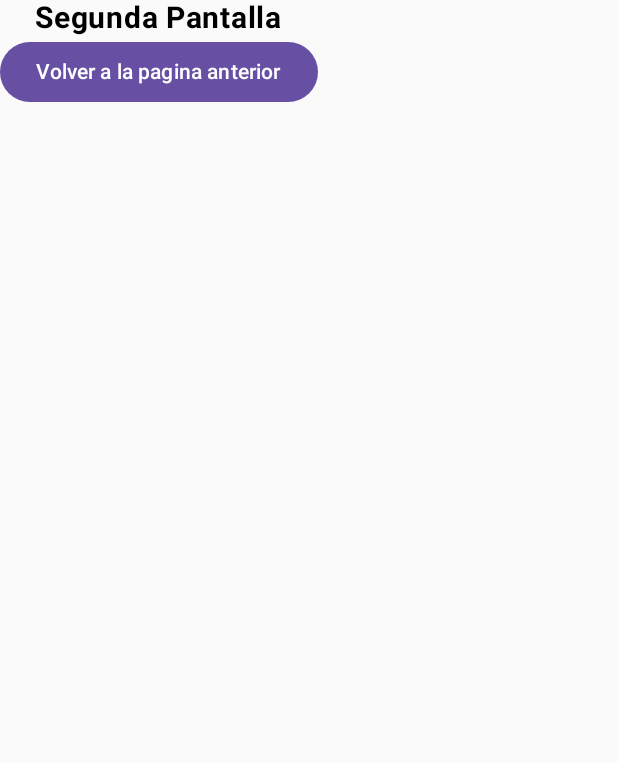
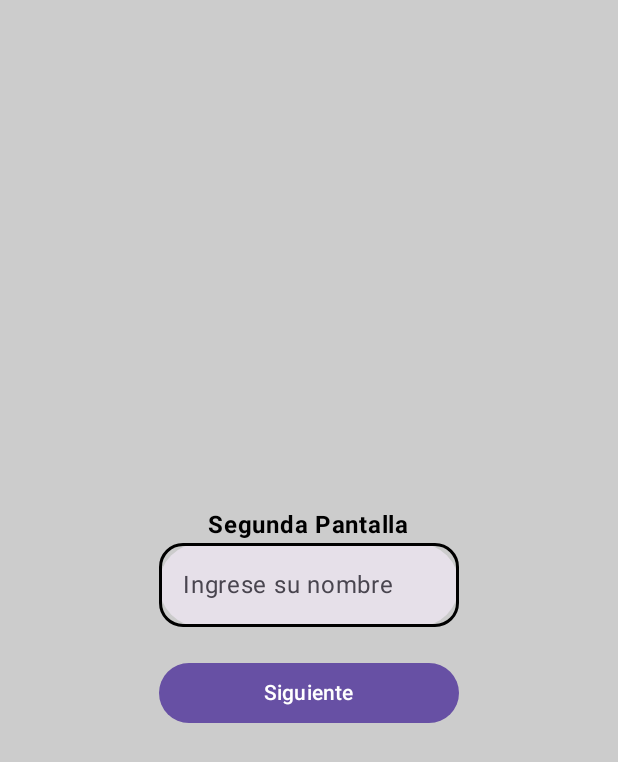
Before and after one commit to BrandoAp/learning-kotlin-multiplatform, an Android app built with Jetpack Compose: the screen it shows after launch (MainActivity), after a tap on "Pantalla 2", on a phone screen of 412 x 824 dp. Shown: the top 762 px of the screen. Run offline under Robolectric (Android 15) with nearby library versions, the phone set to English and light mode, and no system bars; our stand-ins replace Voyager.

```diff
--- /dev/null
+++ b/composeApp/src/commonMain/kotlin/org/example/app/ui/components/CustomButton.kt
@@ -0,0 +1,21 @@
+package org.example.app.ui.components
+
+import androidx.compose.material3.Button
+import androidx.compose.material3.Text
+import androidx.compose.runtime.Composable
+import androidx.compose.ui.Modifier
+
+@Composable
+fun CustomButton(
+    text: String,
+    onClick: () -> Unit,
+    modifier: Modifier,
+){
+    Button(
+        onClick = onClick,
+        modifier = modifier
+    ){
+        Text(text)
+    }
+
+}
--- /dev/null
+++ b/composeApp/src/commonMain/kotlin/org/example/app/ui/components/InputsComponents.kt
@@ -0,0 +1,27 @@
+package org.example.app.ui.components
+
+import androidx.compose.foundation.shape.RoundedCornerShape
+import androidx.compose.material3.Text
+import androidx.compose.material3.TextField
+import androidx.compose.runtime.Composable
+import androidx.compose.ui.Modifier
+import androidx.compose.ui.text.Placeholder
+
+@Composable
+fun InputText(
+    value: String,
+    onValueChange: (String) -> Unit,
+    label: String,
+    placeholder: String,
+    modifier: Modifier
+
+){
+    TextField(
+        value = value,
+        onValueChange = onValueChange,
+        label = { Text(label)},
+        placeholder = { Text(placeholder) },
+        modifier = modifier,
+        shape = RoundedCornerShape(50)
+    )
+}
--- a/composeApp/src/commonMain/kotlin/org/example/app/ui/screens/MainScreen.kt
+++ b/composeApp/src/commonMain/kotlin/org/example/app/ui/screens/MainScreen.kt
@@ -3,7 +3,7 @@ package org.example.app.ui.screens
 import androidx.compose.foundation.background
 import androidx.compose.foundation.layout.Arrangement
 import androidx.compose.foundation.layout.Column
-import androidx.compose.foundation.layout.fillMaxWidth
+import androidx.compose.foundation.layout.fillMaxSize
 import androidx.compose.material3.Button
 import androidx.compose.material3.Text
 import androidx.compose.runtime.Composable
@@ -23,7 +23,7 @@ class MainScreen: Screen {
         Column (
             modifier = Modifier
                 .background(Color.LightGray)
-                .fillMaxWidth(),
+                .fillMaxSize(),
             horizontalAlignment = Alignment.CenterHorizontally,
             verticalArrangement = Arrangement.Center
         ){
--- a/composeApp/src/commonMain/kotlin/org/example/app/ui/screens/SecondScreen.kt
+++ b/composeApp/src/commonMain/kotlin/org/example/app/ui/screens/SecondScreen.kt
@@ -1,34 +1,79 @@
 package org.example.app.ui.screens
 
+import androidx.compose.foundation.background
+import androidx.compose.foundation.border
 import androidx.compose.foundation.layout.Arrangement
 import androidx.compose.foundation.layout.Column
-import androidx.compose.material3.Button
+import androidx.compose.foundation.layout.Spacer
+import androidx.compose.foundation.layout.fillMaxSize
+import androidx.compose.foundation.layout.height
+import androidx.compose.foundation.layout.size
+import androidx.compose.foundation.layout.width
+import androidx.compose.foundation.shape.RoundedCornerShape
 import androidx.compose.material3.Text
 import androidx.compose.runtime.Composable
+import androidx.compose.runtime.getValue
+import androidx.compose.runtime.mutableStateOf
+import androidx.compose.runtime.remember
+import androidx.compose.runtime.setValue
 import androidx.compose.ui.Alignment
+import androidx.compose.ui.Modifier
+import androidx.compose.ui.graphics.Color
 import androidx.compose.ui.text.font.FontWeight
+import androidx.compose.ui.unit.dp
 import androidx.compose.ui.unit.sp
 import cafe.adriel.voyager.core.screen.Screen
 import cafe.adriel.voyager.navigator.LocalNavigator
 import cafe.adriel.voyager.navigator.currentOrThrow
+import org.example.app.ui.components.CustomButton
+import org.example.app.ui.components.ErrorDialog
+import org.example.app.ui.components.InputText
 
 class SecondScreen : Screen {
     @Composable
     override fun Content() {
+        var name by remember { mutableStateOf("") }
+        var showError by remember { mutableStateOf(false)}
+
         val navigator = LocalNavigator.currentOrThrow
         Column (
+            modifier = Modifier
+                .fillMaxSize()
+                .background(Color.LightGray),
             horizontalAlignment = Alignment.CenterHorizontally,
-            verticalArrangement = Arrangement.Center,
+            verticalArrangement = Arrangement.Center
         ){
             Text(
                 "Segunda Pantalla",
-                fontSize = 20.sp,
+                fontSize = 16.sp,
                 fontWeight = FontWeight.Bold,
             )
-            Button(
-                onClick = { navigator.pop() }
-            ){
-                Text("Volver a la pagina anterior")
+            InputText(
+                value = name,
+                onValueChange = { name = it},
+                label = "Ingrese su nombre",
+                placeholder = "Nombre",
+                modifier = Modifier
+                    .width(200.dp)
+                    .border(2.dp, color = Color.Black, shape = RoundedCornerShape(16.dp))
+            )
+            Spacer(Modifier.height(20.dp))
+            CustomButton(
+                "Siguiente",
+                onClick = {
+                    if (name.isEmpty()){
+                        showError = true
+                    } else
+                        navigator.pop()
+                },
+                modifier = Modifier
+                    .width(200.dp)
+            )
+            if (showError){
+                ErrorDialog(
+                    message = "El campo no puede estar vacio.",
+                    onDismiss = { showError = false }
+                )
             }
         }
     }
```
Also changed, not shown: composeApp/src/commonMain/kotlin/org/example/app/ui/components/DialogsComponents.kt (added, +23 -0 lines).
